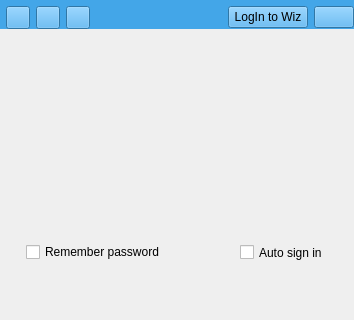
Above: src/ui/wizLoginDialog.ui from WizTeam/WizQTClient before the change; both pictures show x 0 to 354 and y 0 to 320 of the 354 by 535 pixel window. Below: the same form after it.
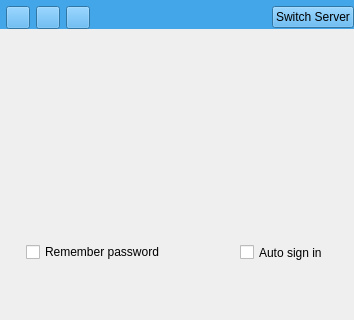
That is the form after the change. Custom widgets are drawn as their Qt base class.

Commit message: 修改登录界面

```diff
--- a/src/ui/wizLoginDialog.ui
+++ b/src/ui/wizLoginDialog.ui
@@ -112,14 +112,7 @@
           <item>
            <widget class="QPushButton" name="btn_wizLogIn">
             <property name="text">
-             <string>LogIn to Wiz</string>
-            </property>
-           </widget>
-          </item>
-          <item>
-           <widget class="QPushButton" name="btn_wizBoxLogIn">
-            <property name="text">
-             <string/>
+             <string>Switch Server</string>
             </property>
            </widget>
           </item>
```
Left out of the diff: 2 changed lines with no effect on the pictures. The commit also changes 2 other files.
